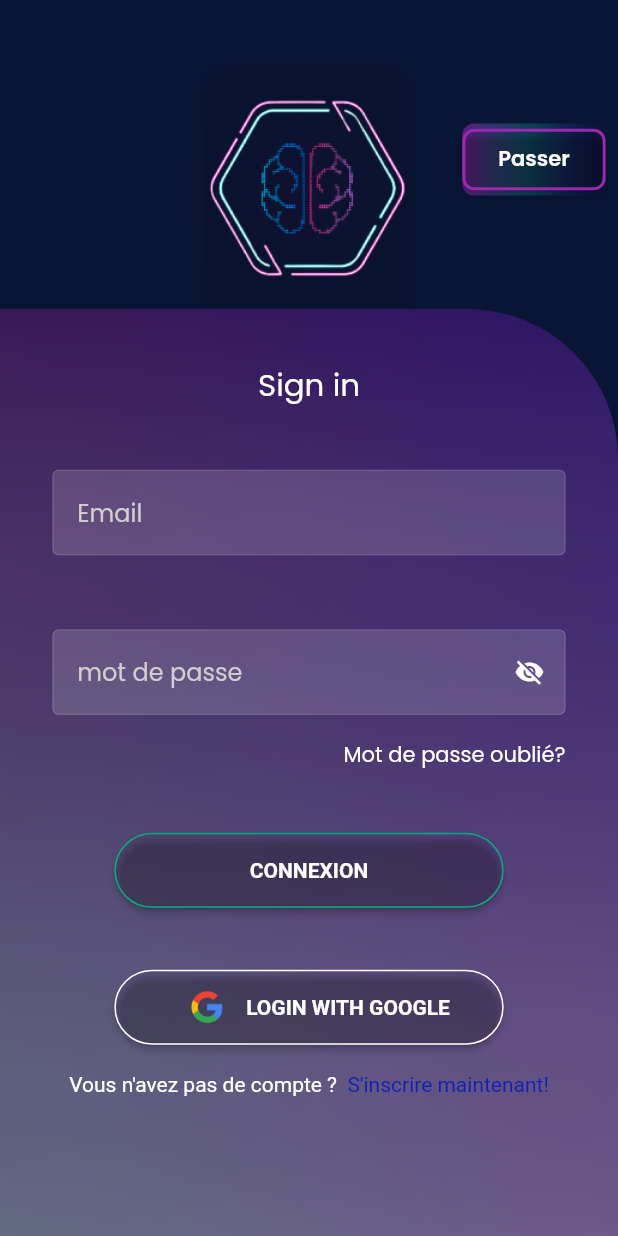
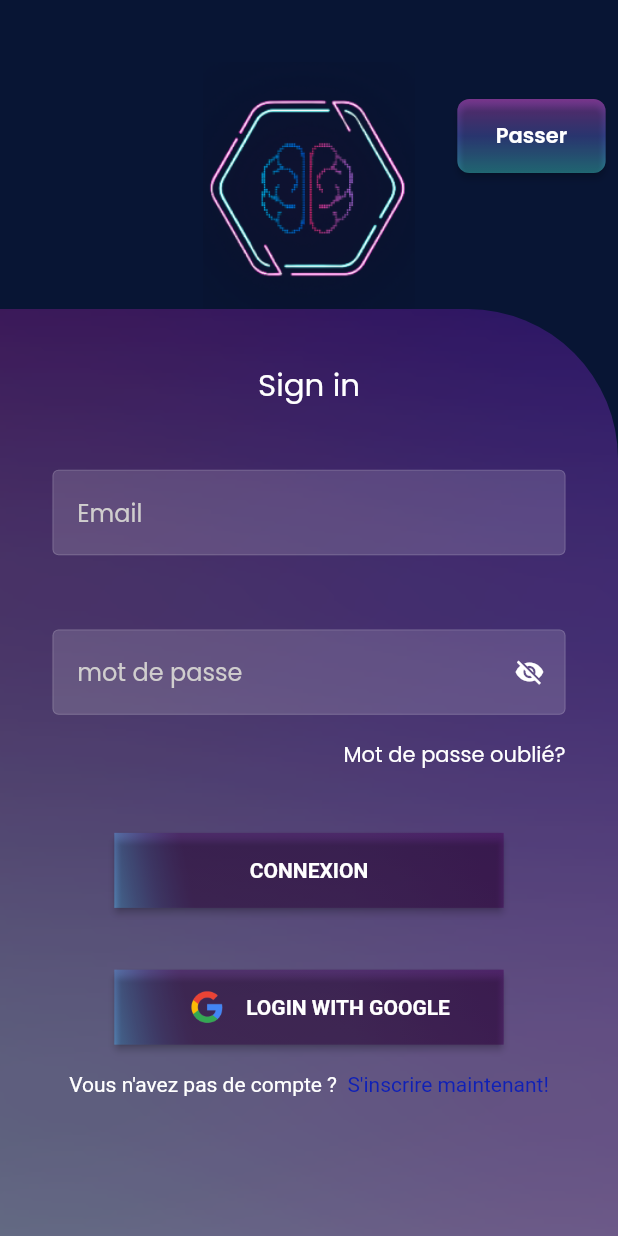
Before and after one commit to Mouaddiguoug/byteai, a Flutter app: the LoginScreen screen opened directly, on a phone screen of 412 x 824 dp. Run offline on Flutter 3.47's test engine with Material 2 defaults, Android fonts, the phone set to English and light mode, and no system bars; our stand-ins replace animated_text_kit, cached_network_image, carousel_slider, convex_bottom_bar, device_info_plus, firebase_auth and 19 more; missing offline and left inert: android_id, dart:ffi, flutter_share, image_downloader, launch_review, purchases_flutter and 1 more; accounts and stored records are empty; network calls fail; project files that could hold a hidden picture were left out.

Commit message:
modifications -2

```diff
--- a/lib/theam/button_them.dart
+++ b/lib/theam/button_them.dart
@@ -19,21 +19,6 @@ class ButtonThem {
   }) {
     return Visibility(
       visible: isVisible,
-      child: Container(
-        decoration: BoxDecoration(
-          borderRadius: BorderRadius.circular(8),
-          gradient: LinearGradient(
-
-            begin: FractionalOffset.centerLeft,
-            end: FractionalOffset.centerRight,
-
-            colors: [
-              Color(0xFF601A81),
-              Color.fromRGBO(14, 111, 117, 0.479167),
-              Color.fromRGBO(49, 26, 189, 0),
-            ],
-          ),
-        ),
       child: SizedBox(
         width: Responsive.width(100, context) * btnWidthRatio,
         child: MaterialButton(
@@ -48,7 +33,6 @@ class ButtonThem {
             title.toUpperCase(),
             textAlign: TextAlign.center,
             style: GoogleFonts.poppins(color: txtColor, fontSize: txtSize, fontWeight: FontWeight.w500),
-            ),
           ),
         ),
       ),
@@ -69,23 +53,21 @@ class ButtonThem {
         bool iconVisibility = false,
         String iconAssetImage = '',
   }) {
-    return Visibility(
+    return Container(
+      decoration: BoxDecoration(borderRadius: BorderRadius.circular(20)),
+      child: Visibility(
         visible: isVisible,
-      child: SizedBox(
+        child: Container(
+          decoration: BoxDecoration(borderRadius: BorderRadius.circular(30)),
+
           width: Responsive.width(70, context) * btnWidthRatio,
           height: btnHeight,
+          child: Container(
+            decoration: BoxDecoration(borderRadius: BorderRadius.circular(30)),
             child: ElevatedButton(
               style: ButtonStyle(
-            backgroundColor: MaterialStateProperty.all<Color>(btnColor),
-            foregroundColor: MaterialStateProperty.all<Color>(txtColor),
-            shape: MaterialStateProperty.all<RoundedRectangleBorder>(
-              RoundedRectangleBorder(
-                borderRadius: BorderRadius.circular(30.0),
-                side: BorderSide(
-                  color: btnBorderColor,
-                ),
-              ),
-            ),
+                backgroundColor: MaterialStateProperty.all(Colors.transparent),
+                foregroundColor: MaterialStateProperty.all(Colors.transparent),
               ),
               onPressed: onPress,
               child: Row(
@@ -108,6 +90,8 @@ class ButtonThem {
               ),
             ),
           ),
+        ),
+      ),
     );
   }
 
@@ -127,6 +111,8 @@ class ButtonThem {
   }) {
     return Visibility(
       visible: isVisible,
+      child: Container(
+        decoration: BoxDecoration(borderRadius: BorderRadius.circular(30)),
         child: SizedBox(
           width: Responsive.width(100, context) * btnWidthRatio,
           height: btnHeight,
@@ -149,6 +135,7 @@ class ButtonThem {
             ),
           ),
         ),
+      ),
     );
   }
 }
--- a/lib/ui/auth/login_screen.dart
+++ b/lib/ui/auth/login_screen.dart
@@ -154,6 +154,21 @@ class LoginScreen extends StatelessWidget {
                                     ),
                                     // vanilla Login Connexion Button
                                     Container(
+                                      decoration: BoxDecoration(
+
+                                        gradient: LinearGradient(
+                                          begin: FractionalOffset.bottomLeft,
+                                          end: FractionalOffset.topRight,
+                                          colors: [
+                                            Color.fromRGBO(92, 142, 196, 1),
+                                            Color.fromRGBO(76, 21, 101, 0.5),
+                                            Color.fromRGBO(76, 21, 101, 0.5),
+                                            Color.fromRGBO(76, 21, 101, 0.5),
+                                            Color.fromRGBO(76, 21, 101, 0.6),
+                                            Color.fromRGBO(76, 21, 101, 0.7),
+                                          ],
+                                        ),
+                                      ),
                                       child: ButtonThem.buildBorderButton(
                                         context,
                                         title: 'Login'.tr,
@@ -224,7 +239,7 @@ class LoginScreen extends StatelessWidget {
                                             });
                                           }
                                         },
-                                        btnBorderColor: ConstantColors.primary,
+                                        btnBorderColor: Colors.transparent,
                                       ),
                                     ),
                                     // space between the two login buttons
@@ -232,7 +247,22 @@ class LoginScreen extends StatelessWidget {
                                       height: 5.h,
                                     ),
                                     // Google Login Button
-                                    Visibility(
+                                    Container(
+                                      decoration: BoxDecoration(
+                                        gradient: LinearGradient(
+                                          begin: FractionalOffset.bottomLeft,
+                                          end: FractionalOffset.topRight,
+                                          colors: [
+                                            Color.fromRGBO(92, 142, 196, 1),
+                                            Color.fromRGBO(76, 21, 101, 0.5),
+                                            Color.fromRGBO(76, 21, 101, 0.5),
+                                            Color.fromRGBO(76, 21, 101, 0.5),
+                                            Color.fromRGBO(76, 21, 101, 0.6),
+                                            Color.fromRGBO(76, 21, 101, 0.7),
+                                          ],
+                                        ),
+                                      ),
+                                      child: Visibility(
                                         visible: Platform.isAndroid,
                                         child: ButtonThem.buildBorderButton(
                                           context,
@@ -310,7 +340,8 @@ class LoginScreen extends StatelessWidget {
                                               }
                                             });
                                           },
-                                        btnBorderColor: Colors.white,
+                                          btnBorderColor: Colors.transparent,
+                                        ),
                                       ),
                                     ),
                                     const SizedBox(
@@ -436,21 +467,24 @@ class LoginScreen extends StatelessWidget {
                     ),
 
                     //Style for skip button
-
                     Align(
                       alignment: Alignment.topRight,
                       child: Padding(
-                        padding: EdgeInsets.only(top: 10.h, right: 1.h),
+                        padding: EdgeInsets.only(top: 8.h, right: 1.h),
                         child: Container(
+                          width: 24.w,
+                          height: 6.h,
                           decoration: BoxDecoration(
                             borderRadius: BorderRadius.circular(8),
                             gradient: LinearGradient(
-                              begin: FractionalOffset.centerLeft,
-                              end: FractionalOffset.centerRight,
+                              begin: FractionalOffset.topCenter,
+                              end: FractionalOffset.bottomCenter,
                               colors: [
-                                Color(0xFF601A81),
-                                Color.fromRGBO(14, 111, 117, 0.479167),
-                                Color.fromRGBO(49, 26, 189, 0),
+                                Color.fromRGBO(255, 94, 249, 0.47),
+
+                                Color.fromRGBO(107, 127, 255, 0.490625),
+
+                                Color.fromRGBO(80, 254, 254, 0.51),
                               ],
                             ),
                           ),
@@ -483,14 +517,22 @@ class LoginScreen extends StatelessWidget {
                             },
                             style: ButtonStyle(
                               shape: MaterialStateProperty.all<OutlinedBorder>(
+
                                 RoundedRectangleBorder(
                                   borderRadius: BorderRadius.circular(8.0),
                                   // Adjust the border radius as desired
+
+
+                                  /*
                                   side: BorderSide(
                                       color: Colors.purple,
                                       width:
                                       2.0), // Set the border color and width
+
+
+                                   */
                                 ),
+
                               ),
                               foregroundColor: MaterialStateProperty.all<Color>(
                                   Colors.white),
--- a/lib/ui/auth/signup_screen.dart
+++ b/lib/ui/auth/signup_screen.dart
@@ -94,7 +94,7 @@ class SignupScreen extends StatelessWidget {
                                           height: 5,
                                         ),
                                         Text(
-                                          'Email Id'.tr,
+                                          'Email'.tr,
                                           style: const TextStyle(
                                               color: Colors.white),
                                         ),
@@ -160,8 +160,9 @@ class SignupScreen extends StatelessWidget {
                                         Center(
                                           child: Container(
                                             decoration: BoxDecoration(
+
                                               borderRadius: BorderRadius
-                                                  .circular(8),
+                                                  .circular(30),
                                               gradient: LinearGradient(
                                                 begin: FractionalOffset
                                                     .centerLeft,
@@ -227,10 +228,7 @@ class SignupScreen extends StatelessWidget {
                                                     borderRadius: BorderRadius
                                                         .circular(8.0),
                                                     // Adjust the border radius as desired
-                                                    side: BorderSide(
-                                                        color: Colors.purple,
-                                                        width:
-                                                        2.0), // Set the border color and width
+                                                    // Set the border color and width
                                                   ),
                                                 ),
                                                 foregroundColor: MaterialStateProperty
```
Lines whose indentation alone changed are shown as unchanged.
